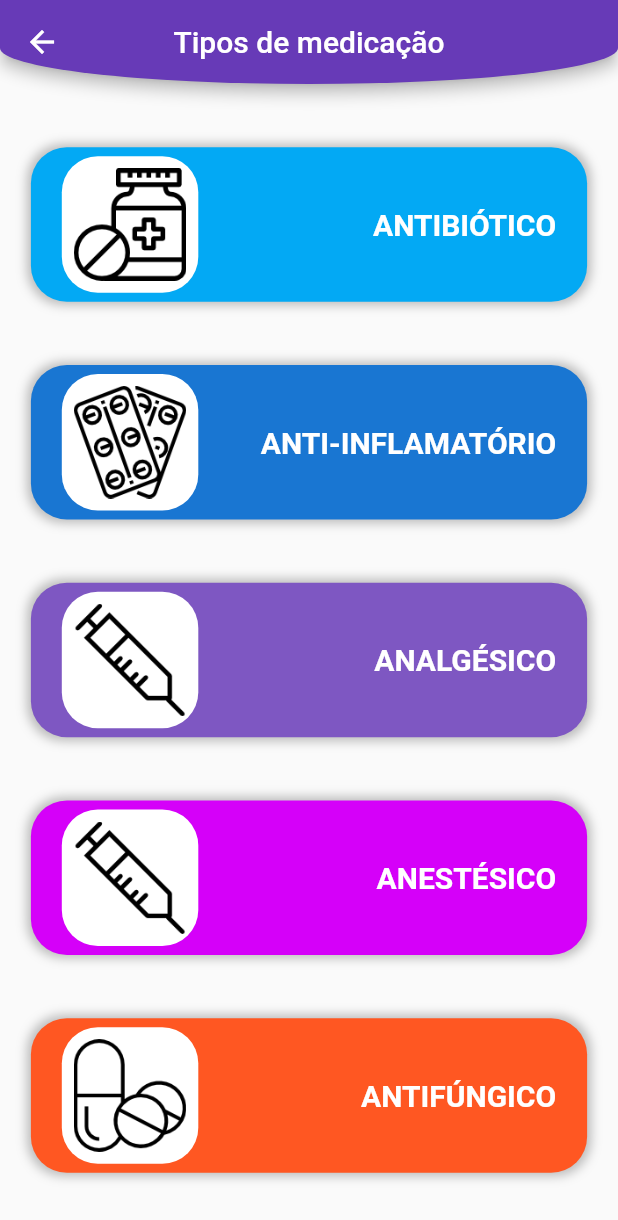
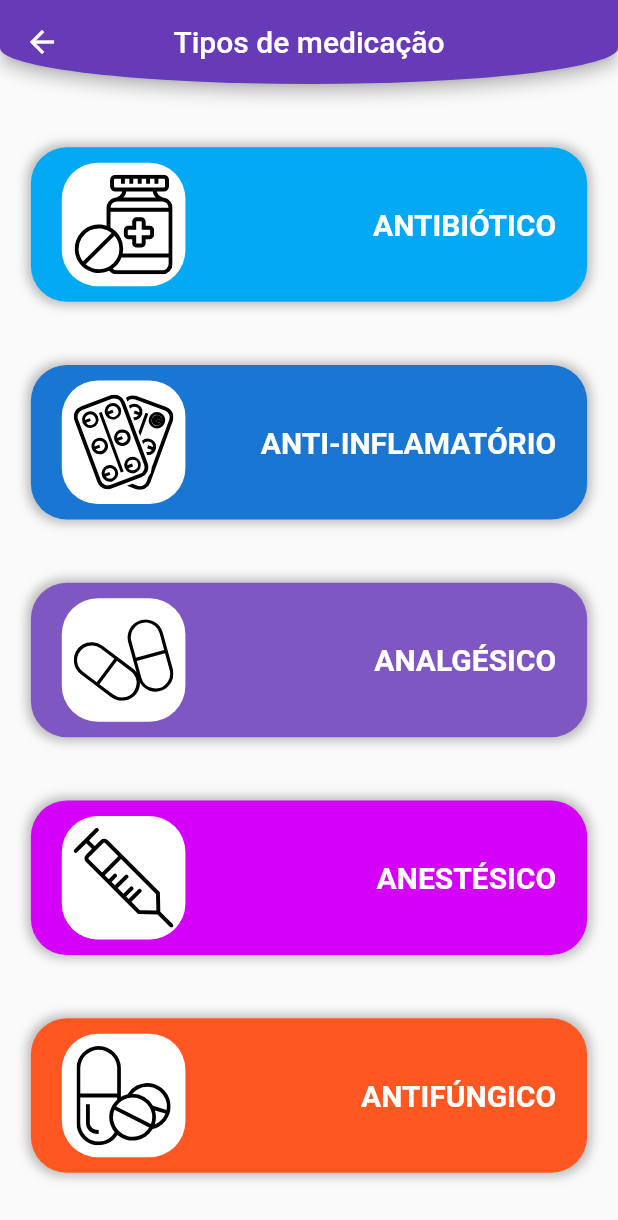
Before and after one commit to anselmoparente/Farmacoped, a Flutter app: the TypeMedicationPage screen opened directly, on a phone screen of 412 x 824 dp. Shown: the top 1220 px of the screen. Run offline on Flutter 3.47's test engine with Material 2 defaults, Android fonts, the light colour scheme and no system bars; our stand-ins replace cloud_firestore, firebase_core, flutter_svg, get, get_storage, google_mobile_ads and 1 more; accounts and stored records are empty.

Commit message:
Fix ui of type medication

```diff
--- a/lib/ui/type_medication_page/type_medication_page.dart
+++ b/lib/ui/type_medication_page/type_medication_page.dart
@@ -29,7 +29,7 @@ class TypeMedicationPage extends GetView<MainController> {
           children: [
             TypeMedication(
               title: 'antibiotics'.tr,
-              image: 'assets/images/antibiotic_icon.png',
+              image: 'assets/images/antibiotic_icon.svg',
               color: Colors.lightBlue,
               onTap: () {
                 List<MedicationModel> typeMedications = [];
@@ -43,7 +43,7 @@ class TypeMedicationPage extends GetView<MainController> {
             ),
             TypeMedication(
               title: 'anti_inflammatory'.tr,
-              image: 'assets/images/anti_inflamatory_icon.png',
+              image: 'assets/images/anti_inflamatory_icon.svg',
               color: Colors.blue.shade700,
               onTap: () {
                 List<MedicationModel> typeMedications = [];
@@ -57,7 +57,7 @@ class TypeMedicationPage extends GetView<MainController> {
             ),
             TypeMedication(
               title: 'analgesic'.tr,
-              image: 'assets/images/anestesy_icon.png',
+              image: 'assets/images/analgesic_icon.svg',
               color: Colors.deepPurple.shade400,
               onTap: () {
                 List<MedicationModel> typeMedications = [];
@@ -71,7 +71,7 @@ class TypeMedicationPage extends GetView<MainController> {
             ),
             TypeMedication(
               title: 'anesthetics'.tr,
-              image: 'assets/images/anestesy_icon.png',
+              image: 'assets/images/anestesy_icon.svg',
               color: Colors.purpleAccent.shade400,
               onTap: () {
                 List<MedicationModel> typeMedications = [];
@@ -85,7 +85,7 @@ class TypeMedicationPage extends GetView<MainController> {
             ),
             TypeMedication(
               title: 'antifungal'.tr,
-              image: 'assets/images/antifungic_icon.png',
+              image: 'assets/images/antifungic_icon.svg',
               color: Colors.deepOrange,
               onTap: () {
                 List<MedicationModel> typeMedications = [];
--- a/lib/ui/type_medication_page/widgets/type_medication.dart
+++ b/lib/ui/type_medication_page/widgets/type_medication.dart
@@ -1,5 +1,6 @@
 import 'package:flutter/material.dart';
 import 'package:get/get.dart';
+import 'package:flutter_svg/flutter_svg.dart';
 
 class TypeMedication extends StatelessWidget {
   final String title;
@@ -44,17 +45,15 @@ class TypeMedication extends StatelessWidget {
                 padding: EdgeInsets.only(left: Get.width * 0.05),
                 child: Container(
                   padding: EdgeInsets.all(8.0),
+                  width: Get.height * 0.1,
+                  height: Get.height * 0.1,
                   decoration: BoxDecoration(
                     color: Colors.white,
                     borderRadius: BorderRadius.all(
                       Radius.circular(24.0),
                     ),
                   ),
-                  child: Image.asset(
-                    image,
-                    width: 75,
-                    height: 75,
-                  ),
+                  child: SvgPicture.asset(image),
                 ),
               ),
               Padding(
```
Also changed, not shown: assets/images/anestesy_icon.png (deleted), assets/images/anestesy_icon.svg (added), assets/images/anti_inflamatory_icon.png (deleted), assets/images/anti_inflamatory_icon.svg (added), assets/images/antibiotic_icon.png (deleted), assets/images/antibiotic_icon.svg (added), assets/images/antifungic_icon.png (deleted), assets/images/antifungic_icon.svg (added), assets/images/icon_launcher.png (deleted).
